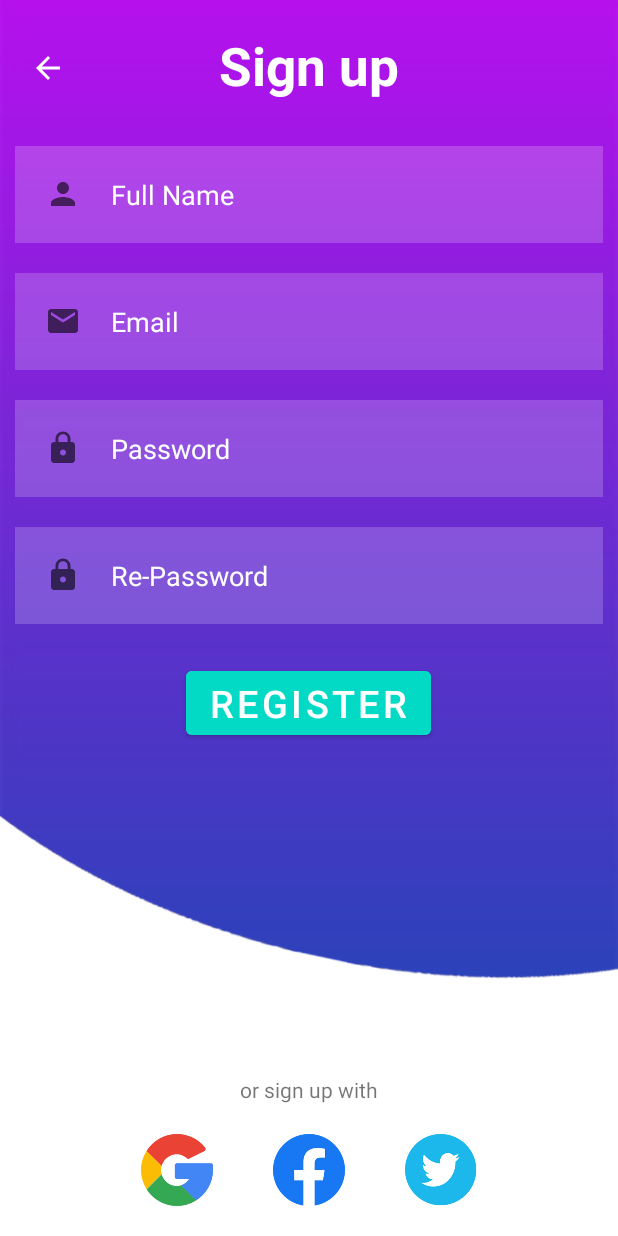
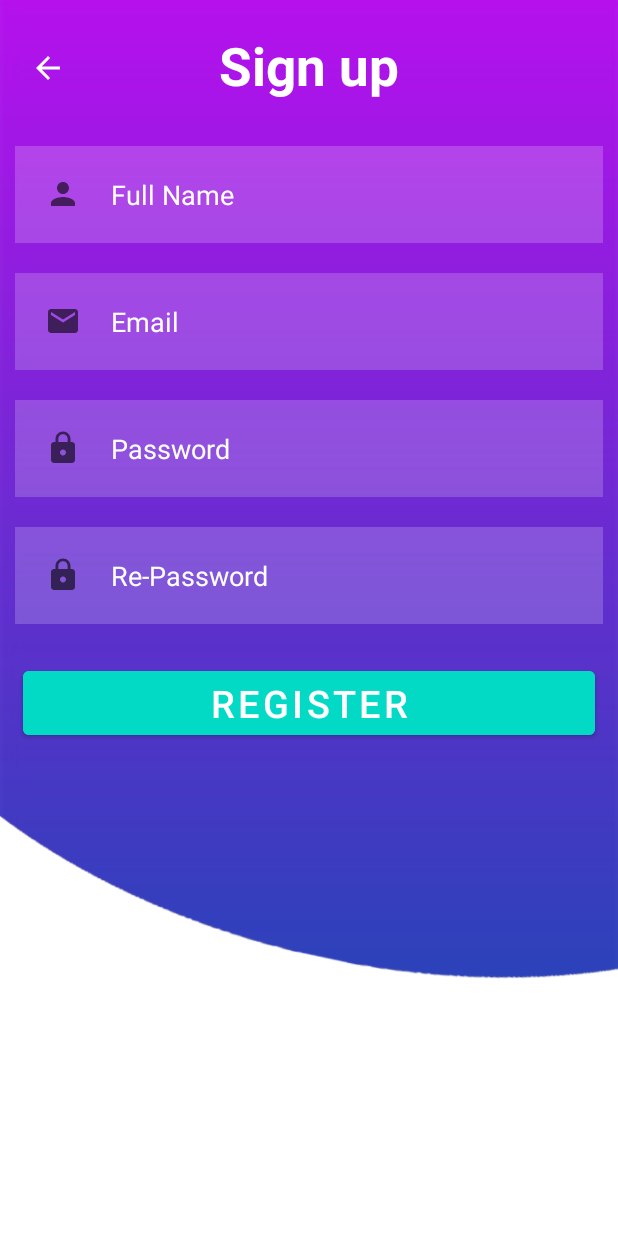
Before and after one commit to SYProject1999/final-project-repo, an Android app: the RegisterActivity screen opened directly, with no data from a screen before it, on a phone screen of 412 x 824 dp. Run offline under Robolectric (Android 15) with nearby library versions, the phone set to English and light mode, and no system bars; our stand-ins replace Firebase (no records; nobody signed in at launch, a user with empty details on screens opened directly).

Commit message:
Changed login and register desgin

```diff
--- a/app/src/main/java/com/example/finalproject/LoginActivity.java
+++ b/app/src/main/java/com/example/finalproject/LoginActivity.java
@@ -9,6 +9,7 @@ import android.util.Patterns;
 import android.view.View;
 import android.widget.Button;
 import android.widget.EditText;
+import android.widget.TextView;
 import android.widget.Toast;
 
 import com.google.android.gms.tasks.OnCompleteListener;
@@ -20,7 +21,8 @@ import com.google.firebase.auth.FirebaseUser;
 public class LoginActivity extends AppCompatActivity implements View.OnClickListener {
 
     EditText emailLogEt, passwordLogEt;
-    Button loginBtn, registerBtn;
+    Button loginBtn;
+    TextView registerBtn;
     FirebaseAuth mAuth;
 
     @Override
@@ -98,6 +100,5 @@ public class LoginActivity extends AppCompatActivity implements View.OnClickList
                         }
                     }
                 });
-
     }
 }
--- a/app/src/main/res/layout/activity_register.xml
+++ b/app/src/main/res/layout/activity_register.xml
@@ -16,15 +16,18 @@
         android:src="@drawable/ic_baseline_arrow_back_24" />
 
     <TextView
+        android:id="@+id/signuptitle"
         android:layout_width="match_parent"
         android:layout_height="wrap_content"
-        android:id="@+id/signuptitle"
+        android:layout_marginStart="20dp"
+        android:layout_marginTop="20dp"
+        android:layout_marginEnd="20dp"
+        android:layout_marginBottom="20dp"
+        android:gravity="center"
         android:text="Sign up"
+        android:textColor="@color/white"
         android:textSize="35dp"
-        android:textStyle="bold"
-        android:textColor="@color/white"
-        android:gravity="center"
-        android:layout_margin="20dp"/>
+        android:textStyle="bold" />
 
     <EditText
         android:id="@+id/fullname"
@@ -90,10 +93,9 @@
         android:textColorHint="@color/white" />
 
 
-
     <com.google.android.material.button.MaterialButton
         android:id="@+id/signupbtn"
-        android:layout_width="wrap_content"
+        android:layout_width="match_parent"
         android:layout_height="wrap_content"
         android:layout_below="@id/repassword"
         android:layout_centerHorizontal="true"
@@ -105,38 +107,4 @@
         android:text="REGISTER"
         android:textSize="25dp" />
 
-    <TextView
-        android:layout_width="wrap_content"
-        android:layout_height="wrap_content"
-        android:id="@+id/info"
-        android:layout_above="@id/socialicons"
-        android:text="or sign up with"
-        android:layout_centerHorizontal="true"/>
-
-    <LinearLayout
-        android:layout_width="match_parent"
-        android:layout_height="wrap_content"
-        android:id="@+id/socialicons"
-        android:gravity="center"
-        android:layout_alignParentBottom="true">
-
-        <ImageView
-            android:layout_width="48dp"
-            android:layout_height="48dp"
-            android:layout_margin="20dp"
-            android:src="@drawable/google"/>
-        <ImageView
-            android:layout_width="48dp"
-            android:layout_height="48dp"
-            android:layout_margin="20dp"
-            android:src="@drawable/fb"/>
-        <ImageView
-            android:layout_width="48dp"
-            android:layout_height="48dp"
-            android:layout_margin="20dp"
-            android:src="@drawable/twitter"/>
-    </LinearLayout>
-
-
-
 </RelativeLayout>
```
Also changed, not shown: app/src/main/res/layout/activity_login.xml (+23 -19 lines), app/src/main/res/layout/fragment_todolist.xml (+8 -8 lines).
